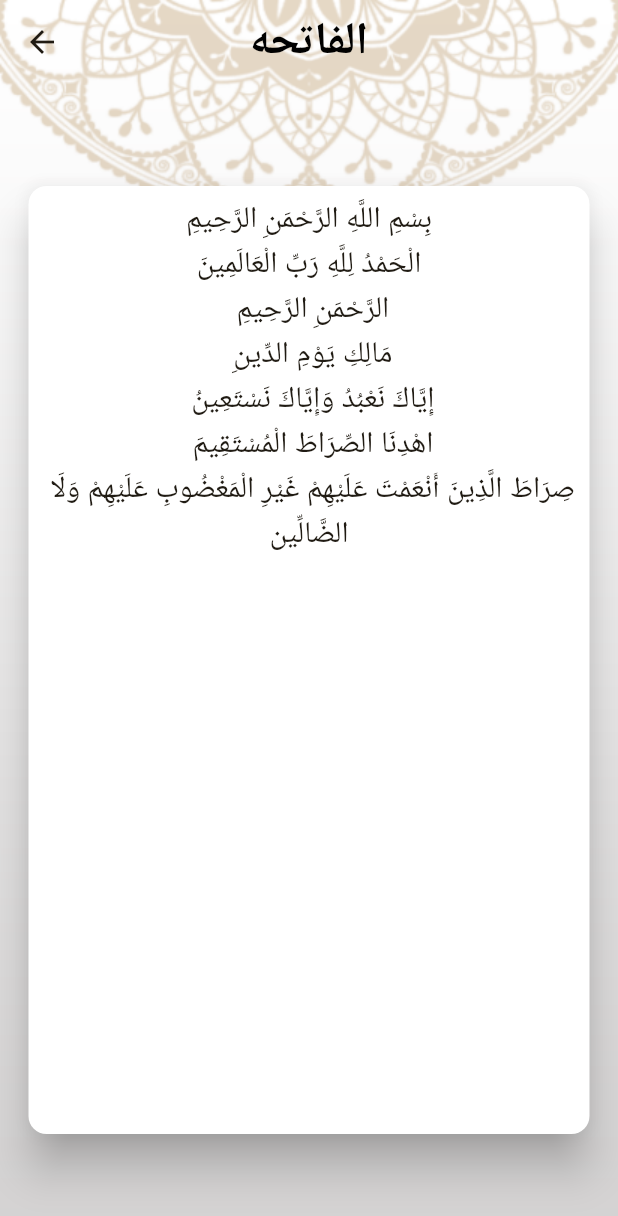
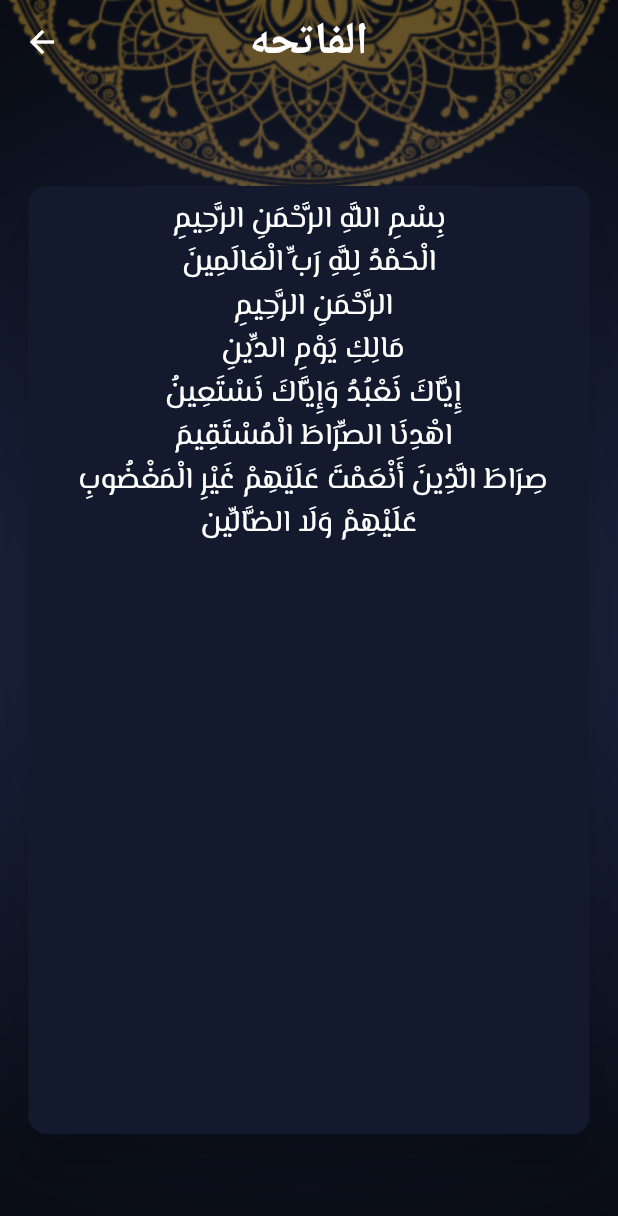
Before and after one commit to Gawwan14/Islami, a Flutter app: the screen it shows after launch, after a tap on "الفاتحه", on a phone screen of 412 x 824 dp. Shown: the top 1216 px of the screen. Run offline on Flutter 3.47's test engine with Material 2 defaults, Android fonts, the phone set to English and light mode, and no system bars.

Commit message:
+apply theme

```diff
--- a/assets/files/ahadeth.txt
+++ b/assets/files/ahadeth.txt
@@ -1,4 +1,4 @@
-  الحد يث الأول
+﻿   الحد يث الأول
  عن أمـيـر المؤمنـين أبي حـفص عمر بن الخطاب رضي الله عنه ، قال : سمعت رسول الله صلى الله عـليه وسلم يـقـول : ( إنـما الأعـمـال بالنيات وإنـمـا لكـل امـرئ ما نـوى . فمن كـانت هجرته إلى الله ورسولـه فهجرتـه إلى الله ورسـوله ومن كانت هجرته لـدنيا يصـيبها أو امرأة ينكحها فهجرته إلى ما هاجر إليه ).
 رواه إمام المحد ثين أبـو عـبـد الله محمد بن إسماعـيل بن ابراهـيـم بن المغـيره بن بـرد زبه البخاري الجعـفي،[رقم:1] وابـو الحسـيـن مسلم بن الحجاج بن مـسلم القـشـيري الـنيسـابـوري [رقم :1907] رضي الله عنهما في صحيحيهما اللذين هما أصح الكتب المصنفه.
 #
@@ -6,7 +6,7 @@
 عن عمر رضي الله عنه أيضا ، قال : بينما نحن جلوس عـند رسـول الله صلى الله عليه وسلم ذات يوم اذ طلع علينا رجل شديد بياض الثياب ، شديد سواد الشعر لا يرى عليه أثـر السفر ولا يعـرفه منا احـد. حتى جـلـس إلى النبي صلي الله عليه وسلم فـأسند ركبـتيه إلى ركبتـيه ووضع كفيه على فخذيه، وقـال: " يا محمد أخبرني عن الإسلام ".
 فقـال رسـول الله صـلى الله عـليه وسـلـم :(الإسـلام أن تـشـهـد أن لا إلـه إلا الله وأن محـمـد رسـول الله وتـقـيـم الصلاة وتـؤتي الـزكاة وتـصوم رمضان وتـحـج البيت إن اسـتـطـعت اليه سبيلا).
 قال : صدقت.
-فعجبنا له ، يسأله ويصدقه
+فعجبنا له ، يسأله ويصدقه ‍‍‍‍‍‍‍‍‍‍‌‌‌؟
 قال : فأخبرني عن الإيمان .
 قال : أن تؤمن بالله وملائكته وكتبه ورسله واليوم الاخر وتؤمن بالقدر خيره وشره .
 قال : صدقت .
@@ -224,4 +224,4 @@
 #
 الحديث الخمسون
 عن عبد الله بن بسر قال : أتي النبي صلى الله عليه وسلم رجل ، فقال : يا رسول الله إن شرائع الإسلام قد كثرت علينا ، فباب نتمسك به جامع ؟ قال : ( لا يزال لسانك رطبا من ذكر الله عز وجل ) .
-رواه أحمد [ رقم : 188 و 190 ] .
+رواه أحمد [ رقم : 188 و 190 ].
--- a/lib/main.dart
+++ b/lib/main.dart
@@ -1,6 +1,8 @@
 import 'package:flutter/material.dart';
 import 'package:islami/ui/SuraDetials/SuraDetails.dart';
+import 'package:islami/ui/headethDetials/HeadethDetailsScreen.dart';
 import 'package:islami/ui/homeScreen/HomeScreen.dart';
+import 'package:islami/ui/myThemeData.dart';
 import 'package:islami/ui/splash/splash_screen.dart';
 
 void main() {
@@ -16,43 +18,14 @@ class MyApp extends StatelessWidget {
     return MaterialApp(
       title: 'Flutter Demo',
       debugShowCheckedModeBanner: false,
-      theme: ThemeData(
-        cardTheme: CardTheme(
-          color: Colors.white,
-          elevation: 12,
-          surfaceTintColor: Colors.transparent,
-        ),
-        scaffoldBackgroundColor: Colors.transparent,
-        appBarTheme: AppBarTheme(
-          backgroundColor: Colors.transparent,
-          titleTextStyle: TextStyle(
-            fontSize: 30,
-            fontWeight: FontWeight.bold,
-            color: Colors.black,
-          ),
-          centerTitle: true,
-        ),
-        bottomNavigationBarTheme: BottomNavigationBarThemeData(
-          backgroundColor: Color(0xFFB7935F),
-          //selectedItemColor: Colors.black,
-          //unselectedItemColor: Colors.white,
-          selectedIconTheme: IconThemeData(
-            color: Colors.black,
-          ),
-          unselectedIconTheme: IconThemeData(
-            color: Colors.white,
-          ),
-        ),
-        colorScheme: ColorScheme.fromSeed(
-          seedColor: Color(0xFFB7935F),
-          primary: Color(0xFFB7935F),
-        ),
-        useMaterial3: true,
-      ),
+      theme: MyThemeData.ligth,
+      darkTheme: MyThemeData.dark,
+      themeMode: ThemeMode.dark,
       initialRoute: SplashScreen.routeName,
       routes: {
         SplashScreen.routeName: (_) => SplashScreen(),
         HomeScreen.routeName: (_) => HomeScreen(),
+        HeadthDetailsScreen.routeName: (_) => HeadthDetailsScreen(),
         SuraDetails.routeName: (_) => SuraDetails(),
       },
     );
--- a/lib/ui/SuraDetials/SuraDetails.dart
+++ b/lib/ui/SuraDetials/SuraDetails.dart
@@ -1,6 +1,8 @@
 import 'package:flutter/material.dart';
 import 'package:flutter/services.dart';
 import 'package:islami/ui/SuraDetials/verseItem.dart';
+
+import '../myThemeData.dart';
 
 class SuraDetails extends StatefulWidget {
   static const String routeName = "sura-details";
@@ -26,7 +28,9 @@ class _SuraDetailsState extends State<SuraDetails> {
       height: double.infinity,
       decoration: BoxDecoration(
         image: DecorationImage(
-          image: AssetImage("assets/images/default_bg.png"),
+          image: AssetImage(
+            MyThemeData.getMainScreenImage(),
+          ),
           fit: BoxFit.fill,
         ),
       ),
--- /dev/null
+++ b/lib/ui/headethDetials/HeadethDetailsScreen.dart
@@ -0,0 +1,46 @@
+import 'package:flutter/material.dart';
+import 'package:islami/ui/homeScreen/hadeth/hadeth.dart';
+
+import '../myThemeData.dart';
+
+class HeadthDetailsScreen extends StatelessWidget {
+  static const String routeName = "headeth-details";
+
+  const HeadthDetailsScreen({super.key});
+
+  @override
+  Widget build(BuildContext context) {
+    var hadeth = ModalRoute.of(context)?.settings.arguments as Hadeth;
+    return Container(
+      width: double.infinity,
+      height: double.infinity,
+      decoration: BoxDecoration(
+        image: DecorationImage(
+          image: AssetImage(
+            MyThemeData.getMainScreenImage(),
+          ),
+          fit: BoxFit.fill,
+        ),
+      ),
+      child: Scaffold(
+        appBar: AppBar(
+          title: Text("${hadeth.title}"),
+        ),
+        body: Container(
+          margin: EdgeInsets.symmetric(horizontal: 12, vertical: 64),
+          child: Card(
+            child: SingleChildScrollView(
+              child: Text(
+                "${hadeth.content}",
+                textAlign: TextAlign.center,
+                style: TextStyle(
+                  fontSize: 25,
+                ),
+              ),
+            ),
+          ),
+        ),
+      ),
+    );
+  }
+}
--- a/lib/ui/homeScreen/HomeScreen.dart
+++ b/lib/ui/homeScreen/HomeScreen.dart
@@ -3,6 +3,7 @@ import 'package:islami/ui/homeScreen/hadeth/hadeth tab .dart';
 import 'package:islami/ui/homeScreen/quran/quran.dart';
 import 'package:islami/ui/homeScreen/radio/radio.dart';
 import 'package:islami/ui/homeScreen/tasbeh/tasbeh.dart';
+import 'package:islami/ui/myThemeData.dart';
 
 class HomeScreen extends StatefulWidget {
   static const String routeName = "Home";
@@ -23,7 +24,9 @@ class _HomeScreenState extends State<HomeScreen> {
       height: double.infinity,
       decoration: BoxDecoration(
         image: DecorationImage(
-          image: AssetImage("assets/images/default_bg.png"),
+          image: AssetImage(
+            MyThemeData.getMainScreenImage(),
+          ),
           fit: BoxFit.fill,
         ),
       ),
--- a/lib/ui/homeScreen/hadeth/hadeth tab .dart
+++ b/lib/ui/homeScreen/hadeth/hadeth tab .dart
@@ -4,7 +4,7 @@ import 'package:islami/ui/homeScreen/hadeth/hadeth.dart';
 import 'package:islami/ui/homeScreen/hadeth/hadethTitleWidget.dart';
 
 class HadethTab extends StatefulWidget {
-  const HadethTab({super.key});
+   HadethTab({super.key});
 
   @override
   State<HadethTab> createState() => _HadethTabState();
@@ -35,7 +35,7 @@ class _HadethTabState extends State<HadethTab> {
                   separatorBuilder: (_, __) => Container(
                     height: 1,
                     width: double.infinity,
-                    color: Theme.of(context).primaryColor,
+                    color: Theme.of(context).colorScheme.secondary,
                     margin: EdgeInsets.symmetric(horizontal: 64),
                   ),
                 ),
@@ -50,8 +50,8 @@ class _HadethTabState extends State<HadethTab> {
     List<String> allAhadethContent = fileContent.trim().split("#");
     for (int i = 0; i < allAhadethContent.length; i++) {
       String singleHadeth = allAhadethContent[i].trim();
-      String title = singleHadeth.substring(0, singleHadeth.indexOf("/n"));
-      String content = singleHadeth.substring(singleHadeth.indexOf("/n") + 1);
+      String title = singleHadeth.substring(0, singleHadeth.indexOf("\n"));
+      String content = singleHadeth.substring(singleHadeth.indexOf("\n") + 1);
       Hadeth hadeth = Hadeth(title, content);
       allHadeth.add(hadeth);
     }
--- a/lib/ui/homeScreen/hadeth/hadethTitleWidget.dart
+++ b/lib/ui/homeScreen/hadeth/hadethTitleWidget.dart
@@ -1,4 +1,5 @@
 import 'package:flutter/material.dart';
+import 'package:islami/ui/headethDetials/HeadethDetailsScreen.dart';
 
 import 'hadeth.dart';
 
@@ -10,15 +11,16 @@ class HadethTitleWidget extends StatelessWidget {
   @override
   Widget build(BuildContext context) {
     return InkWell(
-      onTap: () {},
+      onTap: () {
+        Navigator.of(context)
+            .pushNamed(HeadthDetailsScreen.routeName, arguments: hadeth);
+      },
       child: Container(
         alignment: Alignment.center,
         padding: EdgeInsets.symmetric(vertical: 12),
         child: Text(
           hadeth.title,
-          style: TextStyle(
-            fontSize: 24,
-          ),
+          style: Theme.of(context).textTheme.titleMedium,
         ),
       ),
     );
--- a/lib/ui/homeScreen/quran/quran.dart
+++ b/lib/ui/homeScreen/quran/quran.dart
@@ -139,7 +139,7 @@ class Quran extends StatelessWidget {
             separatorBuilder: (_, __) => Container(
               height: 1,
               width: double.infinity,
-              color: Theme.of(context).primaryColor,
+              color: Theme.of(context).colorScheme.secondary,
               margin: EdgeInsets.symmetric(horizontal: 64),
             ),
           ),
--- a/lib/ui/homeScreen/quran/titleWidget.dart
+++ b/lib/ui/homeScreen/quran/titleWidget.dart
@@ -23,9 +23,7 @@ class TitleWidget extends StatelessWidget {
         padding: EdgeInsets.symmetric(vertical: 12),
         child: Text(
           title,
-          style: TextStyle(
-            fontSize: 24,
-          ),
+          style: Theme.of(context).textTheme.titleMedium,
         ),
       ),
     );
--- /dev/null
+++ b/lib/ui/myThemeData.dart
@@ -0,0 +1,123 @@
+import 'package:flutter/material.dart';
+
+class MyThemeData {
+  static const bool isDarkEnabled = true;
+  static const primaryLight = Color(0xFFB7935F);
+  static const primaryDark = Color(0xFF141A2E);
+  static const secondaryDark = Color(0xFFFACC1D);
+  static const String fontMessiri = 'messiri';
+  static final ThemeData ligth = ThemeData(
+    textTheme: TextTheme(
+      titleLarge: TextStyle(
+        fontSize: 25,
+        fontFamily: fontMessiri,
+        fontWeight: FontWeight.w700,
+        color: Colors.black,
+      ),
+      titleMedium: TextStyle(
+        fontSize: 25,
+        fontFamily: fontMessiri,
+        fontWeight: FontWeight.w400,
+        color: Colors.black,
+      ),
+    ),
+    cardTheme: CardTheme(
+      color: Colors.white,
+      elevation: 12,
+      surfaceTintColor: Colors.transparent,
+    ),
+    scaffoldBackgroundColor: Colors.transparent,
+    appBarTheme: AppBarTheme(
+      backgroundColor: Colors.transparent,
+      titleTextStyle: TextStyle(
+        fontSize: 30,
+        fontWeight: FontWeight.bold,
+        color: Colors.black,
+      ),
+      centerTitle: true,
+    ),
+    bottomNavigationBarTheme: BottomNavigationBarThemeData(
+      backgroundColor: primaryLight,
+      //selectedItemColor: Colors.black,
+      //unselectedItemColor: Colors.white,
+      selectedIconTheme: IconThemeData(
+        color: Colors.black,
+      ),
+      unselectedIconTheme: IconThemeData(
+        color: Colors.white,
+      ),
+    ),
+    colorScheme: ColorScheme.fromSeed(
+      seedColor: primaryLight,
+      primary: primaryLight,
+      secondary: primaryLight,
+    ),
+    useMaterial3: true,
+  );
+  static final ThemeData dark = ThemeData(
+    textTheme: TextTheme(
+      titleLarge: TextStyle(
+        fontSize: 25,
+        fontFamily: fontMessiri,
+        fontWeight: FontWeight.w700,
+        color: Colors.white,
+      ),
+      titleMedium: TextStyle(
+        fontSize: 25,
+        fontFamily: fontMessiri,
+        fontWeight: FontWeight.w400,
+        color: Colors.white,
+      ),
+      bodyMedium: TextStyle(
+        fontSize: 25,
+        fontFamily: fontMessiri,
+        fontWeight: FontWeight.w400,
+        color: Colors.white,
+      ),
+    ),
+    cardTheme: CardTheme(
+      color: MyThemeData.primaryDark,
+      elevation: 12,
+      surfaceTintColor: Colors.transparent,
+    ),
+    scaffoldBackgroundColor: Colors.transparent,
+    appBarTheme: AppBarTheme(
+        backgroundColor: Colors.transparent,
+        titleTextStyle: TextStyle(
+          fontSize: 30,
+          fontWeight: FontWeight.bold,
+          color: Colors.white,
+        ),
+        centerTitle: true,
+        iconTheme: IconThemeData(color: Colors.white)),
+    bottomNavigationBarTheme: BottomNavigationBarThemeData(
+      backgroundColor: primaryDark,
+      selectedItemColor: MyThemeData.secondaryDark,
+      unselectedItemColor: Colors.white,
+      selectedIconTheme: IconThemeData(
+        color: secondaryDark,
+      ),
+      unselectedIconTheme: IconThemeData(
+        color: Colors.white,
+      ),
+    ),
+    colorScheme: ColorScheme.fromSeed(
+      seedColor: primaryDark,
+      primary: primaryDark,
+      secondary: secondaryDark,
+    ),
+    useMaterial3: true,
+  );
+
+  static String getMainScreenImage() {
+    return MyThemeData.isDarkEnabled
+        ? "assets/images/dark_bg.png"
+        : "assets/images/default_bg.png";
+  }
+
+  static String getSplashScreenImage() {
+    return MyThemeData.isDarkEnabled
+        ? "assets/images/splash-dark.png"
+        : "assets/images/splash.png";
+  }
+}
--- a/lib/ui/splash/splash_screen.dart
+++ b/lib/ui/splash/splash_screen.dart
@@ -1,5 +1,6 @@
 import 'package:flutter/material.dart';
 import 'package:islami/ui/homeScreen/HomeScreen.dart';
+import 'package:islami/ui/myThemeData.dart';
 
 class SplashScreen extends StatelessWidget {
   static const String routeName = "Splash";
@@ -11,7 +12,7 @@ class SplashScreen extends StatelessWidget {
     });
     return Scaffold(
       body: Image.asset(
-        "assets/images/splash.png",
+        MyThemeData.getSplashScreenImage(),
         fit: BoxFit.fill,
         width: double.infinity,
         height: double.infinity,
```
Also changed, not shown: pubspec.yaml (+11 -6 lines), assets/fonts/messiri/ElMessiri-Bold.ttf (added), assets/fonts/messiri/ElMessiri-Medium.ttf (added), assets/fonts/messiri/ElMessiri-Regular.ttf (added), assets/fonts/messiri/ElMessiri-SemiBold.ttf (added), assets/images/dark_bg.png (added), assets/images/splash-dark.png (added), 2 other files.
